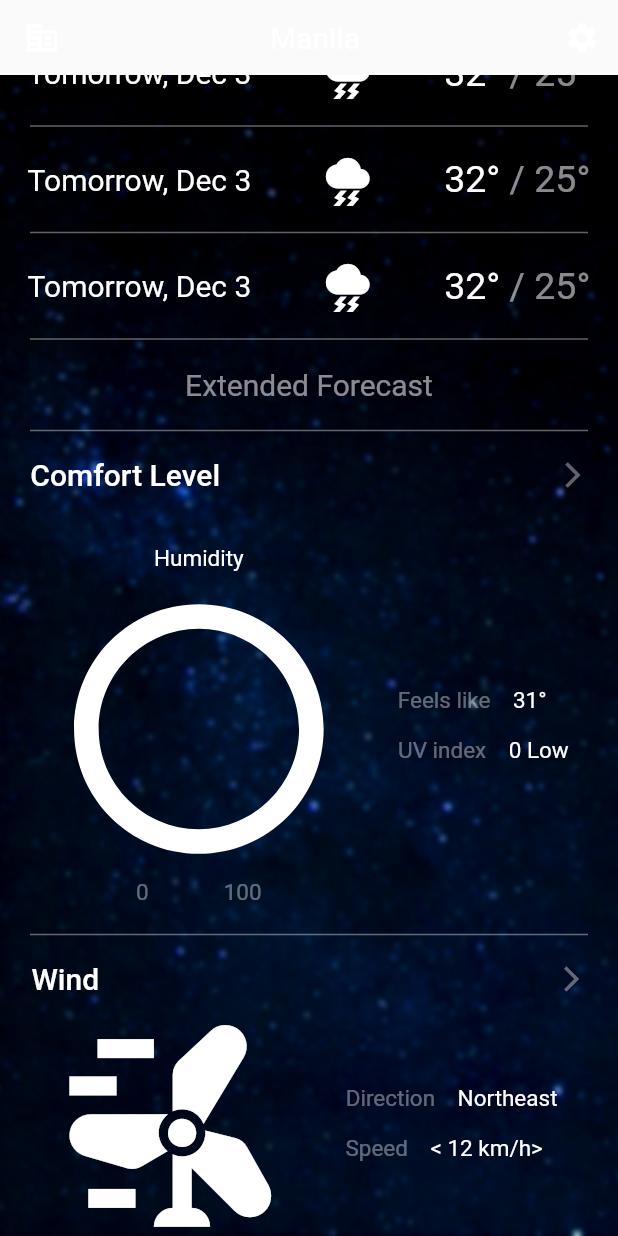
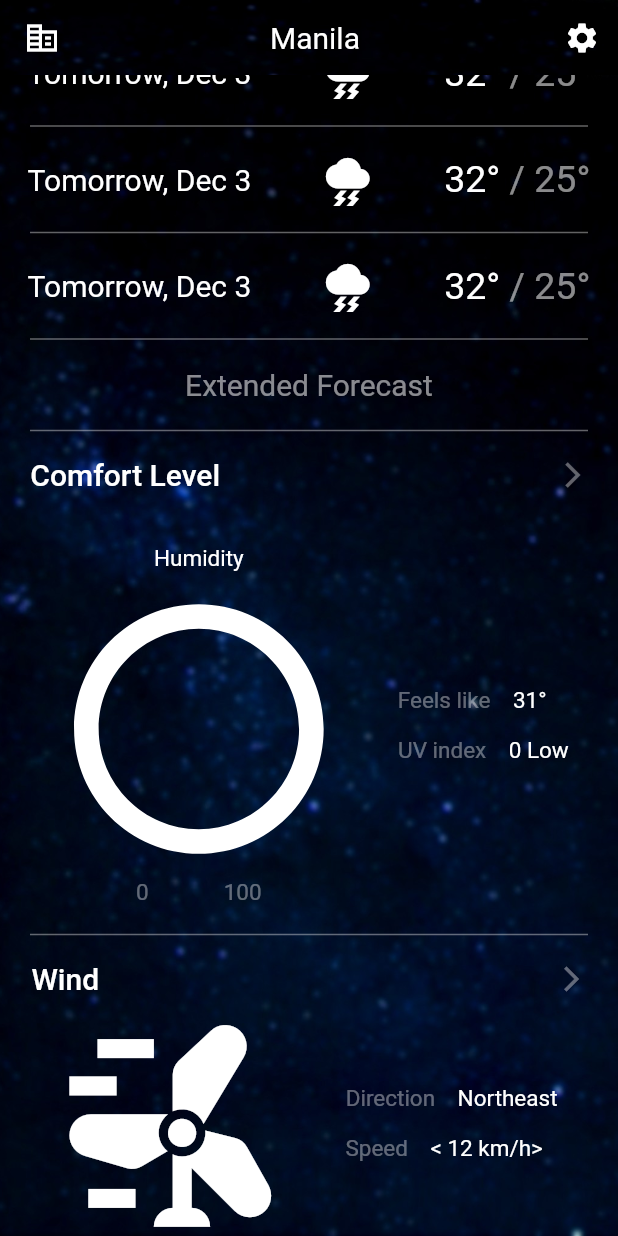
Before and after one commit to bocyej/Weather-App-UI-Mockup, a Flutter app: the screen it shows after launch, scrolled down 576 dp, on a phone screen of 412 x 824 dp. Run offline on Flutter 3.47's test engine with Material 2 defaults, Android fonts, the phone set to English and light mode, and no system bars.

Commit message:
added background image to appbar

```diff
--- a/lib/layouts/appbar.dart
+++ b/lib/layouts/appbar.dart
@@ -8,8 +8,14 @@ class Appbar extends StatelessWidget with PreferredSizeWidget {
   @override
   Widget build(BuildContext context) {
     return AppBar(
-        backgroundColor: Colors.transparent,
         elevation: 0,
+        flexibleSpace: Container(
+          decoration: const BoxDecoration(
+              image: DecorationImage(
+            image: AssetImage('assets/appbar_night_sky.jpg'),
+            fit: BoxFit.fill,
+          )),
+        ),
         leading: IconButton(
           icon: const Icon(Icons.corporate_fare),
           tooltip: 'Settings',
```
